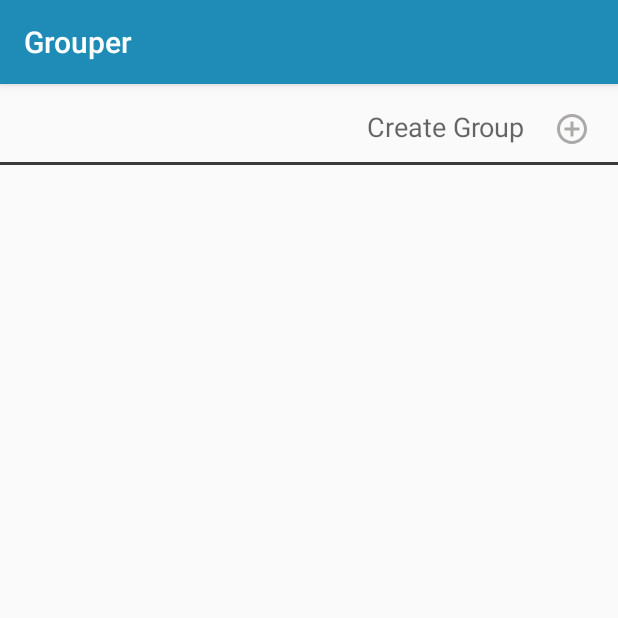
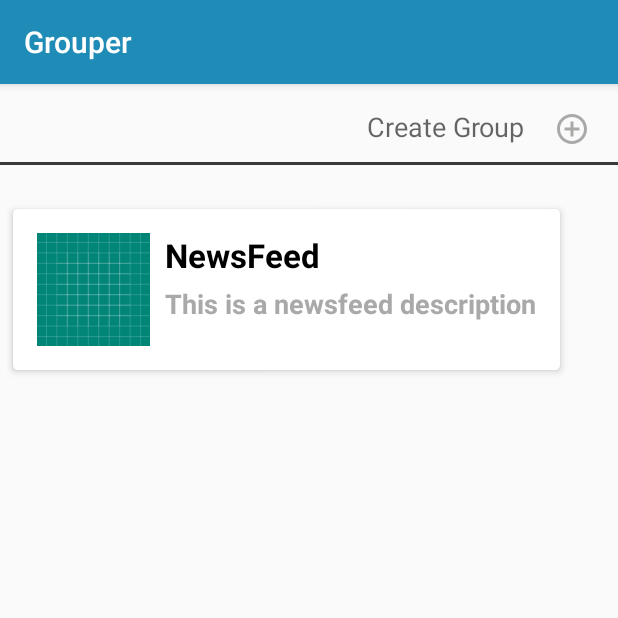
Before and after one commit to Latarax/Bro-Team-App, an Android app: the HomeGroupList screen opened directly, with no data from a screen before it, on a phone screen of 412 x 824 dp, the top half of it. Run offline under Robolectric (Android 15) with nearby library versions, the phone set to English and light mode, and no system bars.

Commit message:
implementing cards into HomeGroupList

```diff
--- a/app/build.gradle
+++ b/app/build.gradle
@@ -27,4 +27,5 @@ dependencies {
     androidTestImplementation 'androidx.test:runner:1.1.1'
     androidTestImplementation 'androidx.test.espresso:espresso-core:3.1.1'
     implementation 'androidx.cardview:cardview:1.0.0'
+    implementation 'androidx.recyclerview:recyclerview:1.0.0'
 }
--- /dev/null
+++ b/app/src/main/java/android/grouper/broTeam/CardModel.java
@@ -0,0 +1,31 @@
+package android.grouper.broTeam;
+
+public class CardModel {
+
+    private String title, description;
+    private int img;
+
+    public String getTitle(){
+        return title;
+    }
+
+    public String getDescription(){
+        return description;
+    }
+
+    public int getImg(){
+        return img;
+    }
+
+    public void setTitle(String title){
+        this.title = title;
+    }
+
+    public void setDescription(String description){
+        this.description = description;
+    }
+
+    public void setImg(int img) {
+        this.img = img;
+    }
+}
--- /dev/null
+++ b/app/src/main/java/android/grouper/broTeam/GroupCardAdapter.java
@@ -0,0 +1,44 @@
+package android.grouper.broTeam;
+
+import android.content.Context;
+import android.view.LayoutInflater;
+import android.view.View;
+import android.view.ViewGroup;
+
+import androidx.annotation.NonNull;
+import androidx.recyclerview.widget.RecyclerView;
+
+import java.util.ArrayList;
+
+public class GroupCardAdapter extends RecyclerView.Adapter<GroupCardHolder> {
+
+    Context context;
+    ArrayList<CardModel> cardModels;
+
+    public GroupCardAdapter(Context context, ArrayList<CardModel> cardModels){
+        this.context = context;
+        this.cardModels = cardModels;
+    }
+
+    @NonNull
+    @Override
+    public GroupCardHolder onCreateViewHolder(@NonNull ViewGroup parent, int viewType) {
+
+        View view = LayoutInflater.from(parent.getContext()).inflate(R.layout.group_card_view, null);
+
+        return new GroupCardHolder(view);
+    }
+
+    @Override
+    public void onBindViewHolder(@NonNull GroupCardHolder holder, int position) {
+        holder.mTitle.setText(cardModels.get(position).getTitle());
+        holder.mDescription.setText(cardModels.get(position).getDescription());
+        holder.mImgView.setImageResource(cardModels.get(position).getImg());
+
+    }
+
+    @Override
+    public int getItemCount() {
+        return cardModels.size();
+    }
+}
--- /dev/null
+++ b/app/src/main/java/android/grouper/broTeam/GroupCardHolder.java
@@ -0,0 +1,22 @@
+package android.grouper.broTeam;
+
+import android.view.View;
+import android.widget.ImageView;
+import android.widget.TextView;
+
+import androidx.annotation.NonNull;
+import androidx.recyclerview.widget.RecyclerView;
+
+public class GroupCardHolder extends RecyclerView.ViewHolder {
+
+    ImageView mImgView;
+    TextView mTitle, mDescription;
+
+    public GroupCardHolder(@NonNull View itemView) {
+        super(itemView);
+
+        this.mDescription = itemView.findViewById(R.id.descriptionIv);
+        this.mTitle = itemView.findViewById(R.id.titleIv);
+        this.mImgView = itemView.findViewById(R.id.imageIv);
+    }
+}
--- a/app/src/main/java/android/grouper/broTeam/HomeGroupList.java
+++ b/app/src/main/java/android/grouper/broTeam/HomeGroupList.java
@@ -1,14 +1,38 @@
 package android.grouper.broTeam;
 
 import androidx.appcompat.app.AppCompatActivity;
-
+import androidx.recyclerview.widget.LinearLayoutManager;
+import androidx.recyclerview.widget.RecyclerView;
 import android.os.Bundle;
 
+import java.util.ArrayList;
+
 public class HomeGroupList extends AppCompatActivity {
+
+    RecyclerView mRecyclerView;
+    GroupCardAdapter myAdapter;
 
     @Override
     protected void onCreate(Bundle savedInstanceState) {
         super.onCreate(savedInstanceState);
         setContentView(R.layout.home_group_list);
+
+        mRecyclerView = findViewById(R.id.groupRecyclerView);
+        mRecyclerView.setLayoutManager(new LinearLayoutManager(this));
+
+        myAdapter = new GroupCardAdapter(this, getMyList());
+        mRecyclerView.setAdapter(myAdapter);
+    }
+
+    private ArrayList<CardModel> getMyList() {
+        ArrayList<CardModel> models = new ArrayList<>();
+
+        CardModel m = new CardModel();
+        m.setTitle("NewsFeed");
+        m.setDescription("This is a newsfeed description");
+        m.setImg(R.drawable.ic_launcher_background);
+        models.add(m);
+
+        return models;
     }
 }
--- /dev/null
+++ b/app/src/main/res/layout/group_card_view.xml
@@ -0,0 +1,51 @@
+<?xml version="1.0" encoding="utf-8"?>
+<androidx.cardview.widget.CardView xmlns:android="http://schemas.android.com/apk/res/android"
+    android:layout_width="match_parent"
+    android:layout_height="wrap_content"
+    xmlns:app="http://schemas.android.com/apk/res-auto"
+    app:cardCornerRadius="3dp"
+    app:cardElevation="3dp"
+    app:cardUseCompatPadding="true">
+
+    <RelativeLayout
+        android:layout_width="match_parent"
+        android:layout_height="wrap_content"
+        android:padding="16dp">
+
+        <ImageView
+            android:layout_width="75dp"
+            android:layout_height="75dp"
+            android:id="@+id/imageIv"
+            android:src="@mipmap/ic_launcher_round"/>
+        <TextView
+            android:layout_width="wrap_content"
+            android:layout_height="wrap_content"
+            android:id="@+id/titleIv"
+            android:text="Title"
+            android:textSize="22sp"
+            android:textColor="#000"
+            android:textStyle="bold"
+            android:layout_toRightOf="@+id/imageIv"
+            android:layout_toEndOf="@+id/imageIv"
+            android:layout_marginLeft="10dp"
+            android:layout_marginStart="10dp"
+            />
+
+        <TextView
+            android:layout_width="wrap_content"
+            android:layout_height="wrap_content"
+            android:id="@+id/descriptionIv"
+            android:text="Description"
+            android:textSize="18sp"
+            android:textColor="#a9a9a9"
+            android:textStyle="bold"
+            android:layout_toRightOf="@+id/imageIv"
+            android:layout_toEndOf="@+id/imageIv"
+            android:layout_marginLeft="10dp"
+            android:layout_marginStart="10dp"
+            android:layout_marginTop="5dp"
+            android:layout_below="@+id/titleIv"
+            />
+
+    </RelativeLayout>
+</androidx.cardview.widget.CardView>
--- a/app/src/main/res/layout/home_group_list.xml
+++ b/app/src/main/res/layout/home_group_list.xml
@@ -27,17 +27,6 @@
         app:layout_constraintTop_toTopOf="parent"
         app:srcCompat="@drawable/ic_creat_group_icon" />
 
-    <androidx.cardview.widget.CardView
-        android:id="@+id/groupCardContainer"
-        android:layout_width="match_parent"
-        android:layout_height="wrap_content"
-        app:layout_constraintBottom_toBottomOf="parent"
-        app:layout_constraintEnd_toEndOf="parent"
-        app:layout_constraintStart_toStartOf="parent"
-        app:layout_constraintTop_toBottomOf="@+id/homeMainDivider"
-        app:layout_constraintVertical_bias="0.505">
-    </androidx.cardview.widget.CardView>
-
     <View
         android:id="@+id/homeMainDivider"
         android:layout_width="match_parent"
@@ -50,4 +39,14 @@
         app:layout_constraintStart_toStartOf="parent"
         app:layout_constraintTop_toBottomOf="@+id/createGroupTxtView" />
 
+    <androidx.recyclerview.widget.RecyclerView
+        android:id="@+id/groupRecyclerView"
+        android:layout_width="403dp"
+        android:layout_height="668dp"
+        android:background="#00FFFFFF"
+        app:layout_constraintBottom_toBottomOf="parent"
+        app:layout_constraintEnd_toEndOf="parent"
+        app:layout_constraintStart_toStartOf="parent"
+        app:layout_constraintTop_toBottomOf="@+id/homeMainDivider" />
+
 </androidx.constraintlayout.widget.ConstraintLayout>
```
